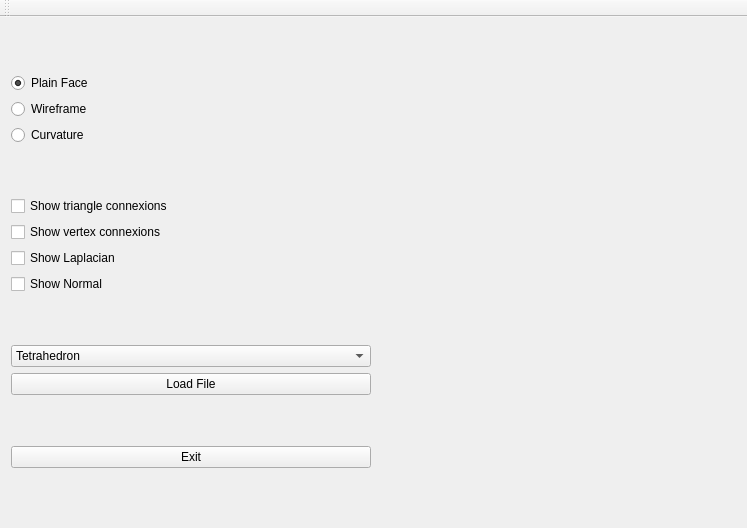
First picture: the form in Mesh_Computational_Geometry/mainwindow.ui, repository TastyColin/Mesh-and-Computational-Geometry, before the edit.
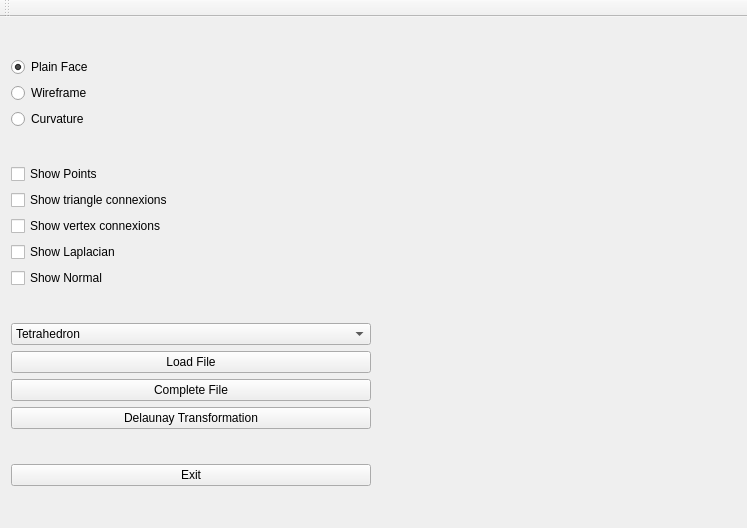
Second picture: the form after the edit. Custom widgets are drawn as their Qt base class.

The edit to the form file:
```diff
--- a/Mesh_Computational_Geometry/mainwindow.ui
+++ b/Mesh_Computational_Geometry/mainwindow.ui
@@ -59,6 +59,13 @@
       </item>
       <item>
        <layout class="QVBoxLayout" name="verticalLayout_2">
+        <item>
+         <widget class="QCheckBox" name="show_points">
+          <property name="text">
+           <string>Show Points</string>
+          </property>
+         </widget>
+        </item>
         <item>
          <widget class="QCheckBox" name="show_triangle_connexions">
           <property name="text">
@@ -122,6 +129,20 @@
           </property>
          </widget>
         </item>
+        <item>
+         <widget class="QPushButton" name="complete_button">
+          <property name="text">
+           <string>Complete File</string>
+          </property>
+         </widget>
+        </item>
+        <item>
+         <widget class="QPushButton" name="delaunay_button">
+          <property name="text">
+           <string>Delaunay Transformation</string>
+          </property>
+         </widget>
+        </item>
        </layout>
       </item>
       <item>
```
Left out of the diff: 5 changed lines with no effect on the pictures.
